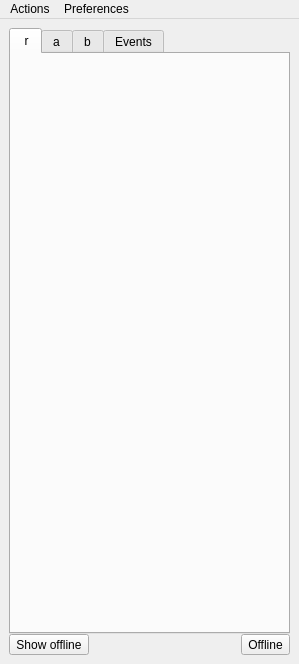
This is widgets/mainWindow.ui in xmpp-graveyard/jabbim as Qt 5 draws it before an edit. The edited form follows.
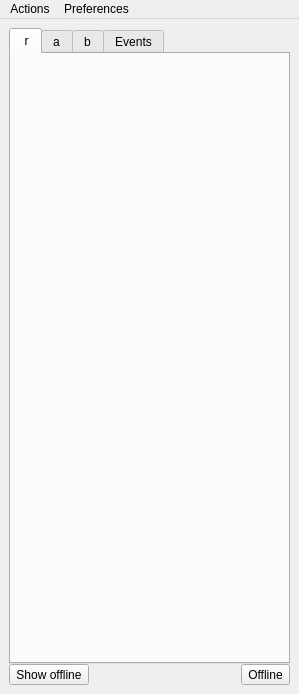
This is the edited form. The open tabs and pages were chosen to show the change. Icons and pictures are not drawn.

Commit message: uprava dokonceni posilani souboru

Patch:
```diff
--- a/widgets/mainWindow.ui
+++ b/widgets/mainWindow.ui
@@ -6,7 +6,7 @@
     <x>0</x>
     <y>0</y>
     <width>299</width>
-    <height>664</height>
+    <height>694</height>
    </rect>
   </property>
   <property name="windowTitle" >
```
Left out of the diff: 2 changed lines with no effect on the pictures. The commit also changes 2 other files.
